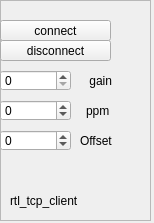
The window that devices/rtl_tcp/rtl_tcp-widget.ui (JvanKatwijk/qt-dab) describes before a commit, drawn with Qt 5.
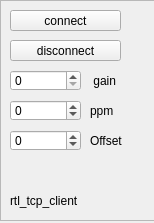
The same window after the commit.

Commit message: rtl_tcp-widget.ui: position of icons + bars fixed

Diff of the .ui file:
```diff
--- a/devices/rtl_tcp/rtl_tcp-widget.ui
+++ b/devices/rtl_tcp/rtl_tcp-widget.ui
@@ -18,7 +18,7 @@
     <rect>
      <x>0</x>
      <y>0</y>
-     <width>151</width>
+     <width>161</width>
      <height>221</height>
     </rect>
    </property>
@@ -57,8 +57,8 @@
    <widget class="QPushButton" name="tcp_connect">
     <property name="geometry">
      <rect>
-      <x>0</x>
-      <y>20</y>
+      <x>10</x>
+      <y>10</y>
       <width>111</width>
       <height>21</height>
      </rect>
@@ -70,7 +70,7 @@
    <widget class="QPushButton" name="tcp_disconnect">
     <property name="geometry">
      <rect>
-      <x>0</x>
+      <x>10</x>
       <y>40</y>
       <width>111</width>
       <height>21</height>
@@ -96,7 +96,7 @@
    <widget class="QSpinBox" name="tcp_gain">
     <property name="geometry">
      <rect>
-      <x>0</x>
+      <x>10</x>
       <y>70</y>
       <width>71</width>
       <height>21</height>
@@ -109,7 +109,7 @@
    <widget class="QSpinBox" name="tcp_ppm">
     <property name="geometry">
      <rect>
-      <x>0</x>
+      <x>10</x>
       <y>100</y>
       <width>71</width>
       <height>21</height>
@@ -122,7 +122,7 @@
    <widget class="QLabel" name="label_2">
     <property name="geometry">
      <rect>
-      <x>86</x>
+      <x>90</x>
       <y>70</y>
       <width>51</width>
       <height>21</height>
@@ -135,7 +135,7 @@
    <widget class="QLabel" name="label_3">
     <property name="geometry">
      <rect>
-      <x>86</x>
+      <x>90</x>
       <y>100</y>
       <width>61</width>
       <height>21</height>
@@ -148,7 +148,7 @@
    <widget class="QSpinBox" name="khzOffset">
     <property name="geometry">
      <rect>
-      <x>0</x>
+      <x>10</x>
       <y>130</y>
       <width>71</width>
       <height>21</height>
@@ -161,7 +161,7 @@
    <widget class="QLabel" name="label_4">
     <property name="geometry">
      <rect>
-      <x>80</x>
+      <x>90</x>
       <y>130</y>
       <width>51</width>
       <height>21</height>
```
